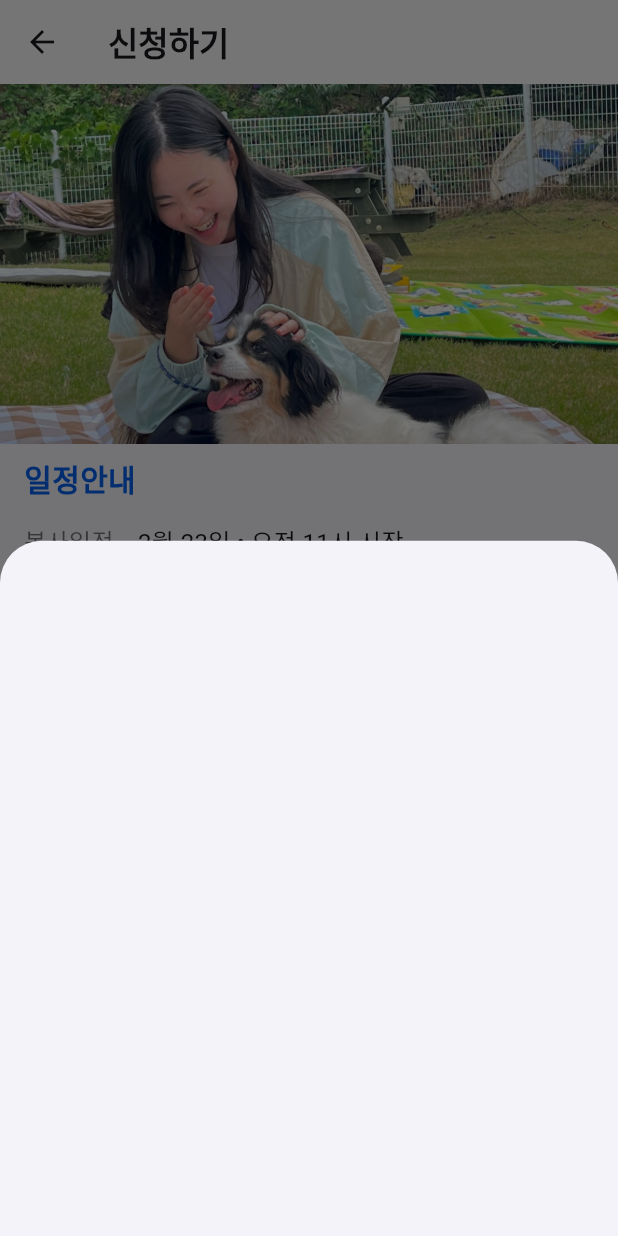
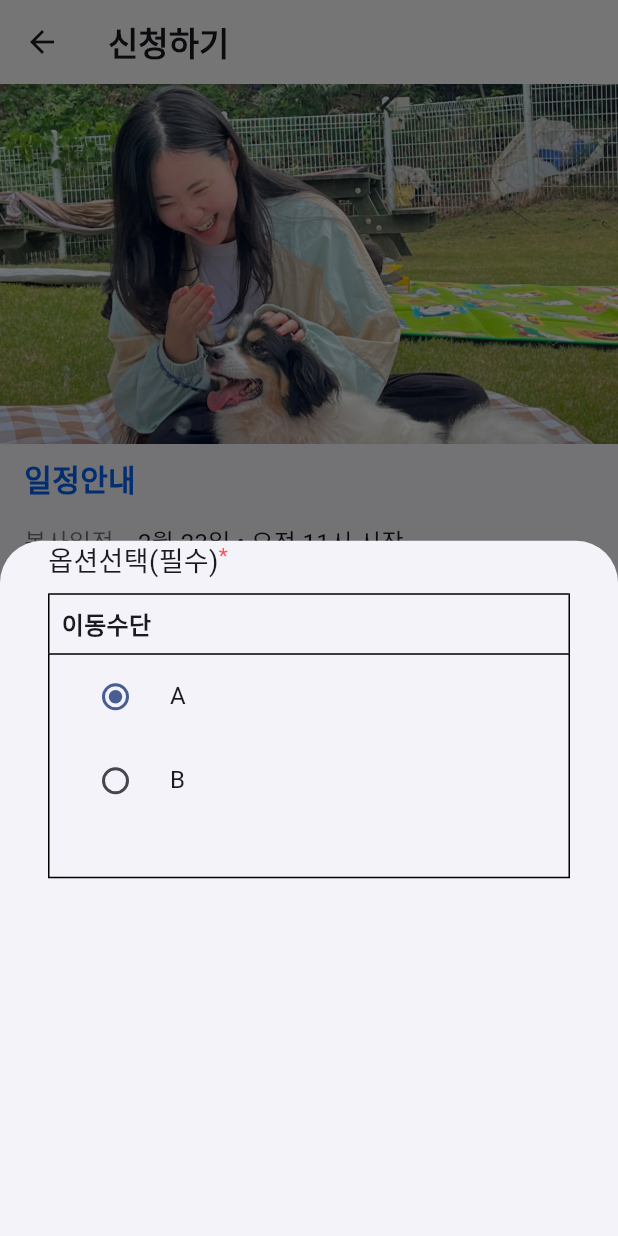
Before and after one commit to land-bony/twothreehours_new_project, a Flutter app: the ReservPageDetail screen opened directly, after a tap on "신청하기", on a phone screen of 412 x 824 dp. Run offline on Flutter 3.47's test engine with Material 3 defaults, Android fonts, the phone set to English and light mode, and no system bars; our stand-ins replace google_nav_bar; Roboto replaces fonts that are missing (Pretendard).

Commit message:
twothreehours_v0.42

```diff
--- a/lib/reserv_dir/reserv_detail_page.dart
+++ b/lib/reserv_dir/reserv_detail_page.dart
@@ -3,8 +3,15 @@ import 'package:flutter/material.dart';
 import 'package:flutter/widgets.dart';
 import 'package:url_launcher/url_launcher.dart';
 
-class ReservPageDetail extends StatelessWidget {
+class ReservPageDetail extends StatefulWidget {
   const ReservPageDetail({super.key});
+
+  @override
+  State<ReservPageDetail> createState() => _ReservPageDetailState();
+}
+
+class _ReservPageDetailState extends State<ReservPageDetail> {
+  int value1 = 0; // 라디오 버튼의 선택 초기화
 
   @override
   Widget build(BuildContext context) {
@@ -535,7 +542,10 @@ class ReservPageDetail extends StatelessWidget {
                             Text('1. '),
                             SizedBox(width: 4),
                             Flexible(
-                                child: Text('사람들을 싫어하는 강아지들이 있으니 섣불리 접근하지 마세요.', maxLines: 2,))
+                                child: Text(
+                              '사람들을 싫어하는 강아지들이 있으니 섣불리 접근하지 마세요.',
+                              maxLines: 2,
+                            ))
                           ],
                         ),
                         Row(
@@ -544,7 +554,10 @@ class ReservPageDetail extends StatelessWidget {
                             Text('2. '),
                             SizedBox(width: 4),
                             Flexible(
-                                child: Text('사람들을 싫어하는 강아지들이 있으니 섣불리 접근하지 마세요.', maxLines: 2,))
+                                child: Text(
+                              '사람들을 싫어하는 강아지들이 있으니 섣불리 접근하지 마세요.',
+                              maxLines: 2,
+                            ))
                           ],
                         ),
                         Row(
@@ -553,7 +566,10 @@ class ReservPageDetail extends StatelessWidget {
                             Text('3. '),
                             SizedBox(width: 4),
                             Flexible(
-                                child: Text('사람들을 싫어하는 강아지들이 있으니 섣불리 접근하지 마세요.', maxLines: 2,))
+                                child: Text(
+                              '사람들을 싫어하는 강아지들이 있으니 섣불리 접근하지 마세요.',
+                              maxLines: 2,
+                            ))
                           ],
                         ),
                       ],
@@ -581,6 +597,7 @@ class ReservPageDetail extends StatelessWidget {
           width: double.infinity,
           child: FloatingActionButton(
             onPressed: () {
+
               showModalBottomSheet(context: context, builder: buildBottomSheet);
             },
             backgroundColor: Theme.of(context).primaryColor,
@@ -600,12 +617,84 @@ class ReservPageDetail extends StatelessWidget {
 
   // Floating btn Bottom Sheet
   Widget buildBottomSheet(BuildContext context) {
-    return Column(
-      children: [
-        Container(
 
+    int value2 = value1;
+
+    print(value2);
+
+    return SizedBox(
+      width: double.infinity,
+      child: Padding(
+        padding: const EdgeInsets.symmetric(horizontal: 32.0),
+        child: Column(
+          crossAxisAlignment: CrossAxisAlignment.start,
+          children: [
+            const Row(
+              crossAxisAlignment: CrossAxisAlignment.start,
+              children: [
+                Text(
+                  '옵션선택(필수)',
+                  style: TextStyle(fontSize: 18),
+                ),
+                Text('*', style: TextStyle(color: Colors.redAccent))
+              ],
+            ),
+            SizedBox(height: 8),
+            Container(
+              width: double.infinity,
+              height: 40,
+              alignment: Alignment.centerLeft,
+              decoration: const BoxDecoration(
+                  border: Border(
+                top: BorderSide(width: 1),
+                left: BorderSide(width: 1),
+                right: BorderSide(width: 1),
+              )),
+              child: const Padding(
+                padding: EdgeInsets.only(left: 8.0),
+                child: Text(
+                  '이동수단',
+                  style: TextStyle(fontSize: 16, fontWeight: FontWeight.bold),
+                ),
+              ),
+            ),
+            Container(
+              width: double.infinity,
+              height: 150,
+              alignment: Alignment.centerLeft,
+              decoration: BoxDecoration(border: Border.all()),
+              child: Padding(
+                  padding: EdgeInsets.only(left: 8.0),
+                  child: Column(
+                    children: [
+                      RadioListTile(
+                        title: Text("A"),
+                        value: 0,
+                        groupValue: value2,
+                        onChanged: (int? value) {
+                          setState(() {
+                            value2 = value!;
+                            print(value);
+                          });
+                        },
+                      ),
+                      RadioListTile(
+                        title: Text("B"),
+                        value: 1,
+                        groupValue: value2,
+                        onChanged: (int? value) {
+                          setState(() {
+                            value2 = value!;
+                            print(value);
+                          });
+                        },
+                      ),
+                    ],
+                  )),
+            ),
+          ],
         ),
-      ],
+      ),
     );
   }
 }
```
